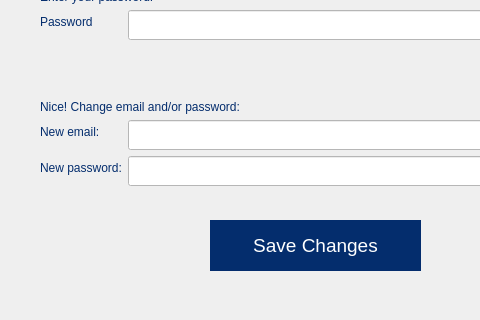
The window that MCR-app/signupdialog.ui (maria-gedye/QTapp) describes before a commit, drawn with Qt 5; both pictures show x 0 to 480 and y 100 to 420 of the 625 by 420 pixel window.
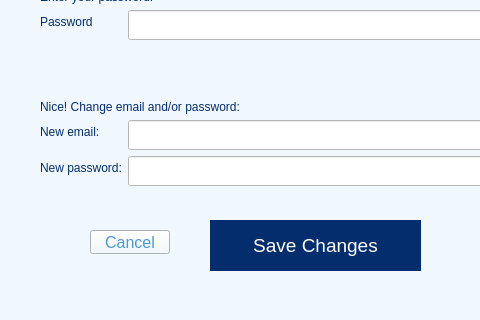
The same window after the commit.

Commit message: fixing errors in change login form, making buttons work and visible

```diff
--- a/MCR-app/signupdialog.ui
+++ b/MCR-app/signupdialog.ui
@@ -21,6 +21,9 @@
      <height>421</height>
     </rect>
    </property>
+   <property name="styleSheet">
+    <string notr="true">background-color: rgb(240, 248, 253);</string>
+   </property>
    <property name="currentIndex">
     <number>1</number>
    </property>
@@ -680,6 +683,30 @@
       <string>Save Changes</string>
      </property>
     </widget>
+    <widget class="QPushButton" name="pushButton_4cancel">
+     <property name="geometry">
+      <rect>
+       <x>90</x>
+       <y>330</y>
+       <width>80</width>
+       <height>24</height>
+      </rect>
+     </property>
+     <property name="font">
+      <font>
+       <pointsize>12</pointsize>
+      </font>
+     </property>
+     <property name="cursor">
+      <cursorShape>PointingHandCursor</cursorShape>
+     </property>
+     <property name="styleSheet">
+      <string notr="true">color:rgb(78, 151, 217)</string>
+     </property>
+     <property name="text">
+      <string>Cancel</string>
+     </property>
+    </widget>
    </widget>
   </widget>
  </widget>
```
Left out of the diff: 1 changed line with no effect on the pictures. The commit also changes 6 other files.
